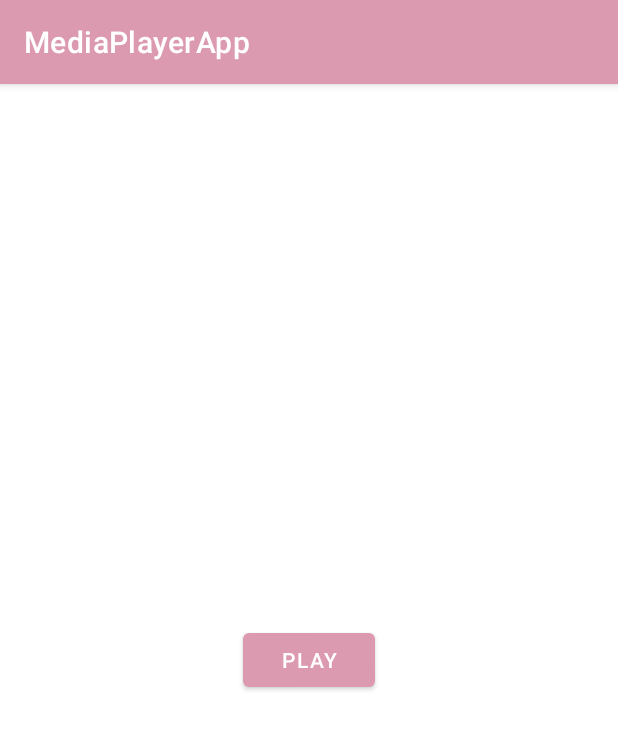
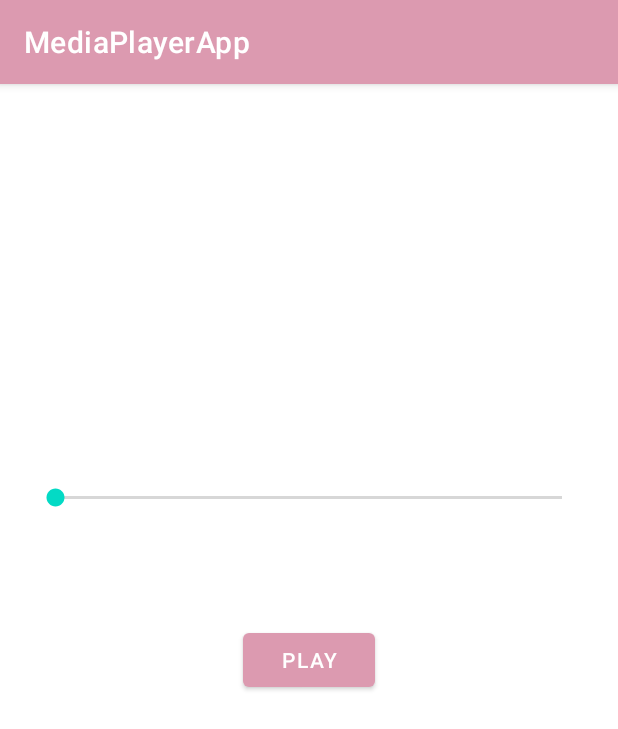
Before and after one commit to TechGirl-Yunshu/MediaPlayer, an Android app: the screen it shows after launch (MainActivity), on a phone screen of 412 x 824 dp. Shown: the top 729 px of the screen. Run offline under Robolectric (Android 15) with nearby library versions, the phone set to English and light mode, and no system bars.

Commit message:
add a seek bar

```diff
--- a/app/src/main/java/com/example/mediaplayerapp/MainActivity.java
+++ b/app/src/main/java/com/example/mediaplayerapp/MainActivity.java
@@ -6,19 +6,43 @@ import android.media.MediaPlayer;
 import android.os.Bundle;
 import android.view.View;
 import android.widget.Button;
+import android.widget.SeekBar;
 import android.widget.Toast;
 
 public class MainActivity extends AppCompatActivity {
     private MediaPlayer mediaPlayer;
     private Button playButton;
+    private SeekBar seekBar;
 
     @Override
     protected void onCreate(Bundle savedInstanceState) {
         super.onCreate(savedInstanceState);
         setContentView(R.layout.activity_main);
 
+        seekBar = (SeekBar) findViewById(R.id.seekBar);
         mediaPlayer = new MediaPlayer();
         mediaPlayer = MediaPlayer.create(getApplicationContext(), R.raw.love_me_tender);
+        seekBar.setMax(mediaPlayer.getDuration());
+
+        seekBar.setOnSeekBarChangeListener(new SeekBar.OnSeekBarChangeListener() {
+            @Override
+            public void onProgressChanged(SeekBar seekBar, int progress, boolean fromUser) {
+                if (fromUser){
+                    mediaPlayer.seekTo(progress);
+                }
+
+            }
+
+            @Override
+            public void onStartTrackingTouch(SeekBar seekBar) {
+
+            }
+
+            @Override
+            public void onStopTrackingTouch(SeekBar seekBar) {
+
+            }
+        });
 
         mediaPlayer.setOnCompletionListener(new MediaPlayer.OnCompletionListener() {
             @Override
--- a/app/src/main/res/layout/activity_main.xml
+++ b/app/src/main/res/layout/activity_main.xml
@@ -15,4 +15,15 @@
         app:layout_constraintEnd_toEndOf="parent"
         app:layout_constraintStart_toStartOf="parent"
         app:layout_constraintTop_toTopOf="parent" />
+
+    <SeekBar
+        android:id="@+id/seekBar"
+        android:layout_width="370dp"
+        android:layout_height="58dp"
+        app:layout_constraintBottom_toTopOf="@+id/playButton"
+        app:layout_constraintEnd_toEndOf="parent"
+        app:layout_constraintHorizontal_bias="0.487"
+        app:layout_constraintStart_toStartOf="parent"
+        app:layout_constraintTop_toTopOf="parent"
+        app:layout_constraintVertical_bias="0.82" />
 </androidx.constraintlayout.widget.ConstraintLayout>
```
